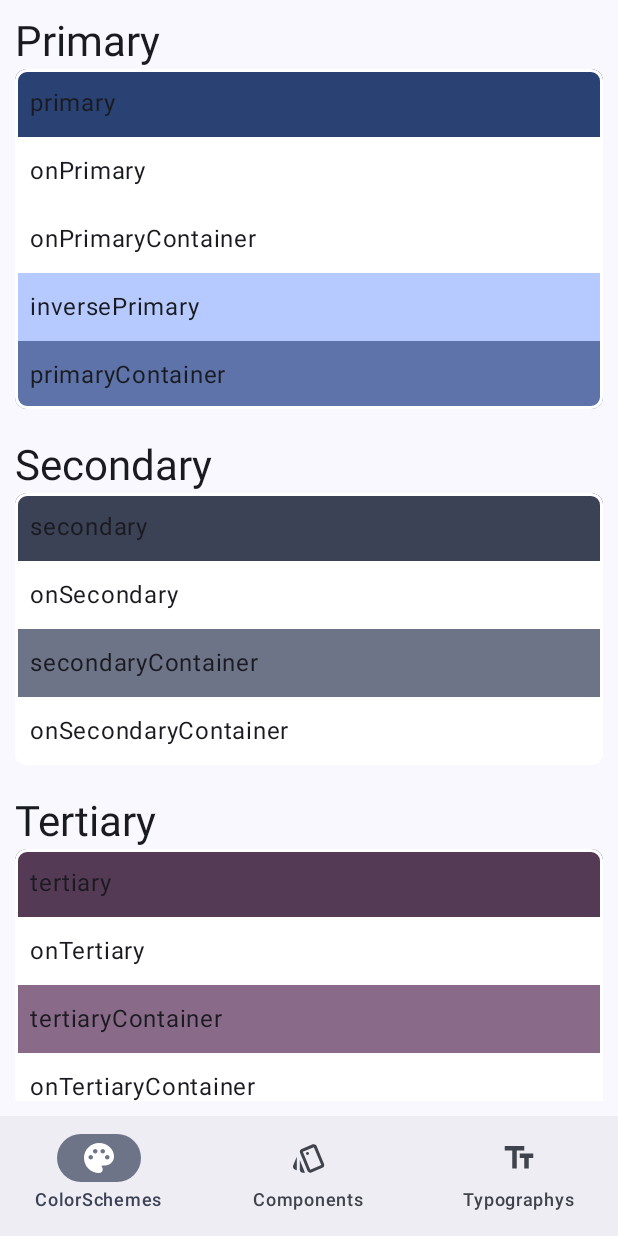
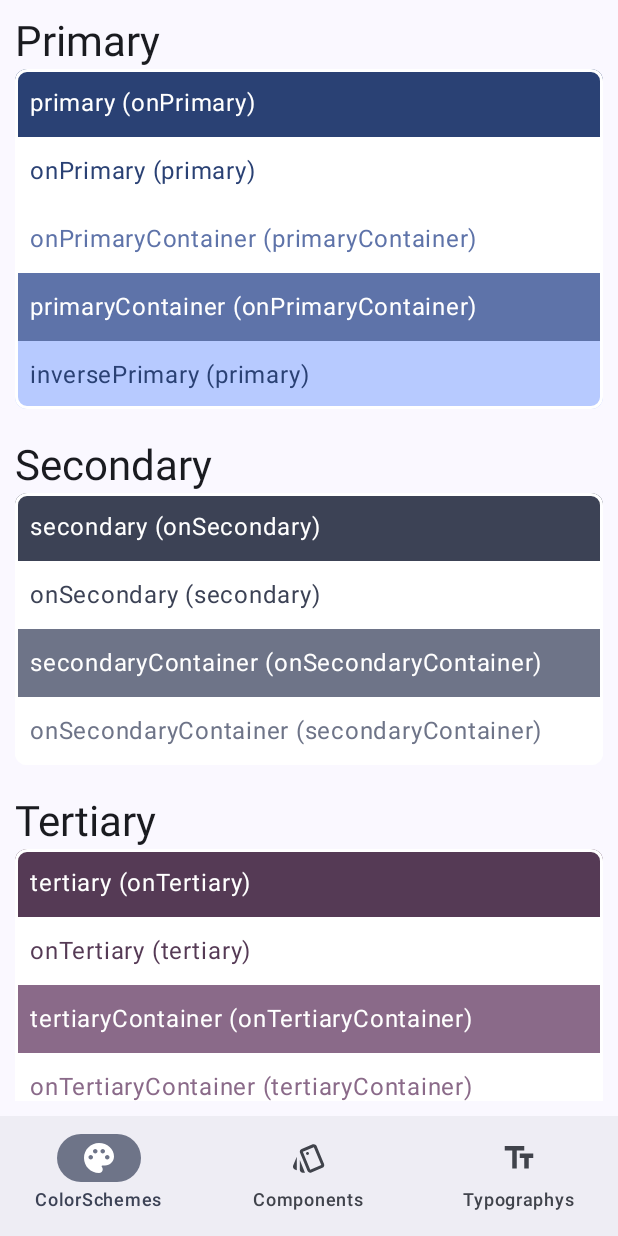
Before and after one commit to DeFerence3/ComposeMaterial3, an Android app built with Jetpack Compose: the screen it shows after launch (MainActivity), on a phone screen of 412 x 824 dp. Run offline under Robolectric (Android 15) with nearby library versions, the phone set to English and light mode, and no system bars.

Commit message:
chore:raw-commit

```diff
--- a/app/src/main/java/com/proj/composematerial3/ColorSchemesItems.kt
+++ b/app/src/main/java/com/proj/composematerial3/ColorSchemesItems.kt
@@ -4,57 +4,201 @@ import androidx.compose.material3.MaterialTheme
 import androidx.compose.runtime.Composable
 import androidx.compose.ui.graphics.Color
 
-data class ColorSchemesItems(val colorCat: String, val schemes: List<ColorSchemes>)
-data class ColorSchemes(val name: String, val color: Color)
+data class ColorSchemesItems(
+    val colorCat: String,
+    val schemes: List<ColorSchemes>
+)
+data class ColorSchemes(
+    val name: String,
+    val color: Color,
+    val textColorName: String,
+    val textColor: Color
+)
 
 @Composable
 fun getColorSchemes(): List<ColorSchemesItems> {
+    val colorScheme = MaterialTheme.colorScheme
     return listOf(
         ColorSchemesItems("Primary",
             listOf(
-                ColorSchemes("primary",MaterialTheme.colorScheme.primary),
-                ColorSchemes("onPrimary",MaterialTheme.colorScheme.onPrimary),
-                ColorSchemes("onPrimaryContainer",MaterialTheme.colorScheme.onPrimaryContainer),
-                ColorSchemes("inversePrimary",MaterialTheme.colorScheme.inversePrimary),
-                ColorSchemes("primaryContainer",MaterialTheme.colorScheme.primaryContainer),
+                ColorSchemes(
+                    name = "primary",
+                    color = MaterialTheme.colorScheme.primary,
+                    "onPrimary",
+                    textColor = MaterialTheme.colorScheme.onPrimary
+                ),
+                ColorSchemes(
+                    name = "onPrimary",
+                    color = MaterialTheme.colorScheme.onPrimary,
+                    "primary",
+                    textColor = colorScheme.primary
+                ),
+                ColorSchemes(
+                    name = "onPrimaryContainer",
+                    color = MaterialTheme.colorScheme.onPrimaryContainer,
+                    "primaryContainer",
+                    textColor = colorScheme.primaryContainer
+                ),
+                ColorSchemes(
+                    name = "primaryContainer",
+                    color = MaterialTheme.colorScheme.primaryContainer,
+                    "onPrimaryContainer",
+                    textColor = colorScheme.onPrimaryContainer
+                ),
+                ColorSchemes(
+                    name = "inversePrimary",
+                    color = MaterialTheme.colorScheme.inversePrimary,
+                    "primary",
+                    textColor = colorScheme.primary
+                ),
             )
         ),
         ColorSchemesItems("Secondary",
             listOf(
-                ColorSchemes("secondary",MaterialTheme.colorScheme.secondary),
-                ColorSchemes("onSecondary",MaterialTheme.colorScheme.onSecondary),
-                ColorSchemes("secondaryContainer",MaterialTheme.colorScheme.secondaryContainer),
-                ColorSchemes("onSecondaryContainer",MaterialTheme.colorScheme.onSecondaryContainer),
+                ColorSchemes(
+                    name = "secondary",
+                    color = MaterialTheme.colorScheme.secondary,
+                    "onSecondary",
+                    textColor = colorScheme.onSecondary
+                ),
+                ColorSchemes(
+                    name = "onSecondary",
+                    color = MaterialTheme.colorScheme.onSecondary,
+                    "secondary",
+                    textColor = colorScheme.secondary
+                ),
+                ColorSchemes(
+                    name = "secondaryContainer",
+                    color = MaterialTheme.colorScheme.secondaryContainer,
+                    "onSecondaryContainer",
+                    textColor = colorScheme.onSecondaryContainer
+                ),
+                ColorSchemes(
+                    name = "onSecondaryContainer",
+                    color = MaterialTheme.colorScheme.onSecondaryContainer,
+                    "secondaryContainer",
+                    textColor = colorScheme.secondaryContainer
+                ),
             )
         ),
         ColorSchemesItems("Tertiary",
             listOf(
-                ColorSchemes("tertiary",MaterialTheme.colorScheme.tertiary),
-                ColorSchemes("onTertiary",MaterialTheme.colorScheme.onTertiary),
-                ColorSchemes("tertiaryContainer",MaterialTheme.colorScheme.tertiaryContainer),
-                ColorSchemes("onTertiaryContainer",MaterialTheme.colorScheme.onTertiaryContainer),
+                ColorSchemes(
+                    name = "tertiary",
+                    color = MaterialTheme.colorScheme.tertiary,
+                    "onTertiary",
+                    textColor = colorScheme.onTertiary
+                ),
+                ColorSchemes(
+                    name = "onTertiary",
+                    color = MaterialTheme.colorScheme.onTertiary,
+                    "tertiary",
+                    textColor = colorScheme.tertiary
+                ),
+                ColorSchemes(
+                    name = "tertiaryContainer",
+                    color = MaterialTheme.colorScheme.tertiaryContainer,
+                    "onTertiaryContainer",
+                    textColor = colorScheme.onTertiaryContainer
+                ),
+                ColorSchemes(
+                    name = "onTertiaryContainer",
+                    color = MaterialTheme.colorScheme.onTertiaryContainer,
+                    "tertiaryContainer",
+                    textColor = colorScheme.tertiaryContainer
+                ),
             )
         ),
         ColorSchemesItems("Error",
             listOf(
-                ColorSchemes("error",MaterialTheme.colorScheme.error),
-                ColorSchemes("onError",MaterialTheme.colorScheme.onError),
-                ColorSchemes("errorContainer",MaterialTheme.colorScheme.errorContainer),
-                ColorSchemes("onErrorContainer",MaterialTheme.colorScheme.onErrorContainer),
+                ColorSchemes(
+                    name = "error",
+                    color = MaterialTheme.colorScheme.error,
+                    "onError",
+                    textColor = colorScheme.onError
+                ),
+                ColorSchemes(
+                    name = "onError",
+                    color = MaterialTheme.colorScheme.onError,
+                    "error",
+                    textColor = colorScheme.error
+                ),
+                ColorSchemes(
+                    name = "errorContainer",
+                    color = MaterialTheme.colorScheme.errorContainer,
+                    "onErrorContainer",
+                    textColor = colorScheme.onErrorContainer
+                ),
+                ColorSchemes(
+                    name = "onErrorContainer",
+                    color = MaterialTheme.colorScheme.onErrorContainer,
+                    "errorContainer",
+                    textColor = colorScheme.errorContainer
+                ),
             )
         ),
         ColorSchemesItems("Background and Surface",
             listOf(
-                ColorSchemes("background",MaterialTheme.colorScheme.background),
-                ColorSchemes("onBackground",MaterialTheme.colorScheme.onBackground),
-                ColorSchemes("surface",MaterialTheme.colorScheme.surface),
-                ColorSchemes("onSurface",MaterialTheme.colorScheme.onSurface),
-                ColorSchemes("inverseSurface",MaterialTheme.colorScheme.inverseSurface),
-                ColorSchemes("inverseOnSurface",MaterialTheme.colorScheme.inverseOnSurface),
-                ColorSchemes("surfaceVariant",MaterialTheme.colorScheme.surfaceVariant),
-                ColorSchemes("onSurfaceVariant",MaterialTheme.colorScheme.onSurfaceVariant),
-                ColorSchemes("surfaceTint",MaterialTheme.colorScheme.surfaceTint),
-                ColorSchemes("scrim",MaterialTheme.colorScheme.scrim),
+                ColorSchemes(
+                    name = "background",
+                    color = MaterialTheme.colorScheme.background,
+                    "onBackground",
+                    textColor = colorScheme.onBackground
+                ),
+                ColorSchemes(
+                    name = "onBackground",
+                    color = MaterialTheme.colorScheme.onBackground,
+                    "background",
+                    textColor = colorScheme.background
+                ),
+                ColorSchemes(
+                    name = "surface",
+                    color = MaterialTheme.colorScheme.surface,
+                    "onSurface",
+                    textColor = colorScheme.onSurface
+                ),
+                ColorSchemes(
+                    name = "onSurface",
+                    color = MaterialTheme.colorScheme.onSurface,
+                    "surface",
+                    textColor = colorScheme.surface
+                ),
+                ColorSchemes(
+                    name = "inverseSurface",
+                    color = MaterialTheme.colorScheme.inverseSurface,
+                    "inverseOnSurface",
+                    textColor = colorScheme.inverseOnSurface
+                ),
+                ColorSchemes(
+                    name = "inverseOnSurface",
+                    color = MaterialTheme.colorScheme.inverseOnSurface,
+                    "inverseSurface",
+                    textColor = colorScheme.inverseSurface
+                ),
+                ColorSchemes(
+                    name = "surfaceVariant",
+                    color = MaterialTheme.colorScheme.surfaceVariant,
+                    "onSurfaceVariant",
+                    textColor = colorScheme.onSurfaceVariant
+                ),
+                ColorSchemes(
+                    name = "onSurfaceVariant",
+                    color = MaterialTheme.colorScheme.onSurfaceVariant,
+                    "surfaceVariant",
+                    textColor = colorScheme.surfaceVariant
+                ),
+                ColorSchemes(
+                    name = "surfaceTint",
+                    color = MaterialTheme.colorScheme.surfaceTint,
+                    "scrim",
+                    textColor = colorScheme.scrim
+                ),
+                ColorSchemes(
+                    name = "scrim",
+                    color = MaterialTheme.colorScheme.scrim,
+                    "primary",
+                    textColor = colorScheme.primary
+                ),
             )
         ),
     )
--- a/app/src/main/java/com/proj/composematerial3/MainScreen.kt
+++ b/app/src/main/java/com/proj/composematerial3/MainScreen.kt
@@ -10,6 +10,7 @@ import androidx.compose.material3.Scaffold
 import androidx.compose.material3.Text
 import androidx.compose.runtime.Composable
 import androidx.compose.runtime.getValue
+import androidx.compose.runtime.mutableIntStateOf
 import androidx.compose.runtime.mutableStateOf
 import androidx.compose.runtime.saveable.rememberSaveable
 import androidx.compose.ui.Modifier
@@ -56,7 +57,7 @@ fun MainScreen() {
     val navController = rememberNavController()
 
     val selectedItemIndex by rememberSaveable {
-       mutableStateOf(0)
+       mutableIntStateOf(0)
     }
 
     Scaffold(
--- a/app/src/main/java/com/proj/composematerial3/pages/ColorSchemes.kt
+++ b/app/src/main/java/com/proj/composematerial3/pages/ColorSchemes.kt
@@ -67,7 +67,8 @@ fun EachBoxesOfColors(colorScheme: ColorSchemesItems) {
 
                     ) {
                         Text(
-                            text = color.name,
+                            text = "${color.name} (${color.textColorName})",
+                            color = color.textColor,
                             modifier = Modifier
                                 .align(
                                     alignment = Alignment.CenterStart
--- a/app/src/main/res/drawable/ic_jetpack.xml
+++ b/app/src/main/res/drawable/ic_jetpack.xml
@@ -1,4 +1,4 @@
-<vector android:height="24dp" android:tint="#000000"
+<vector android:height="24dp"
     android:viewportHeight="24" android:viewportWidth="24"
     android:width="24dp" xmlns:android="http://schemas.android.com/apk/res/android">
     <path
--- a/app/src/main/res/mipmap-anydpi-v26/ic_launcher.xml
+++ b/app/src/main/res/mipmap-anydpi-v26/ic_launcher.xml
@@ -1,6 +1,6 @@
 <?xml version="1.0" encoding="utf-8"?>
 <adaptive-icon xmlns:android="http://schemas.android.com/apk/res/android">
     <background android:drawable="@drawable/ic_launcher_background" />
-    <foreground android:drawable="@drawable/outline_palette_24" />
-    <monochrome android:drawable="@drawable/jetpack" />
+    <foreground android:drawable="@drawable/ic_jetpackcompose" />
+    <monochrome android:drawable="@drawable/ic_jetpackcompose" />
 </adaptive-icon>
--- a/app/src/main/res/mipmap-anydpi-v26/ic_launcher_round.xml
+++ b/app/src/main/res/mipmap-anydpi-v26/ic_launcher_round.xml
@@ -1,6 +1,6 @@
 <?xml version="1.0" encoding="utf-8"?>
 <adaptive-icon xmlns:android="http://schemas.android.com/apk/res/android">
     <background android:drawable="@drawable/ic_launcher_background" />
-    <foreground android:drawable="@drawable/outline_palette_24" />
-    <monochrome android:drawable="@drawable/jetpack" />
+    <foreground android:drawable="@drawable/ic_jetpackcompose" />
+    <monochrome android:drawable="@drawable/ic_jetpackcompose" />
 </adaptive-icon>
--- a/build.gradle
+++ b/build.gradle
@@ -1,6 +1,6 @@
 // Top-level build file where you can add configuration options common to all sub-projects/modules.
 plugins {
-    id 'com.android.application' version '8.1.2' apply false
-    id 'com.android.library' version '8.1.2' apply false
+    id 'com.android.application' version '8.2.1' apply false
+    id 'com.android.library' version '8.2.1' apply false
     id 'org.jetbrains.kotlin.android' version '1.7.20' apply false
 }
```
Also changed, not shown: app/build.gradle (+6 -6 lines), app/src/main/java/com/proj/composematerial3/ComponentsItems.kt (+43 -5 lines), app/src/main/java/com/proj/composematerial3/pages/AllComponents.kt (+12 -0 lines), app/src/main/java/com/proj/composematerial3/pages/Components.kt (+25 -13 lines), app/src/main/res/drawable/ic_launcher_background.xml (+1 -161 lines), gradle/wrapper/gradle-wrapper.properties.
